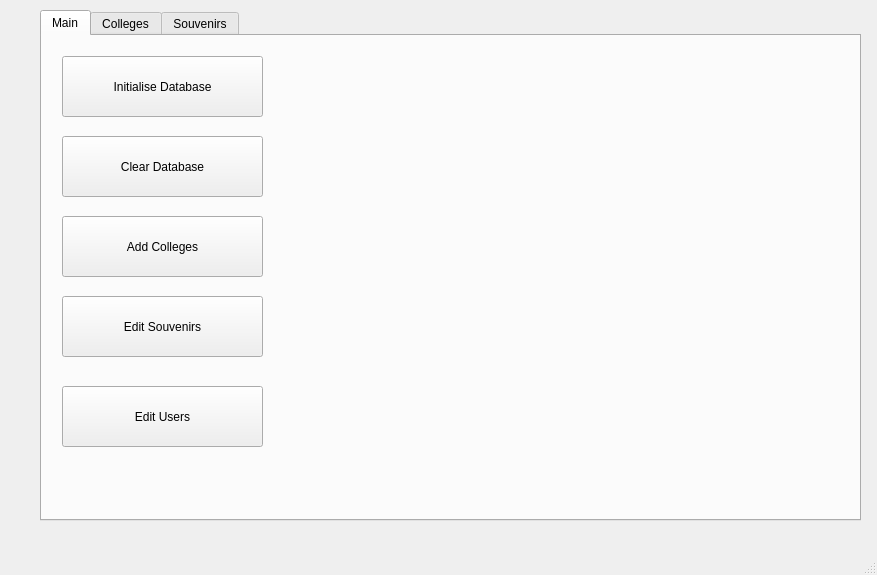
Qt form adminwindow.ui (rizzi-trevor/Proj2TempRepo) before a commit.
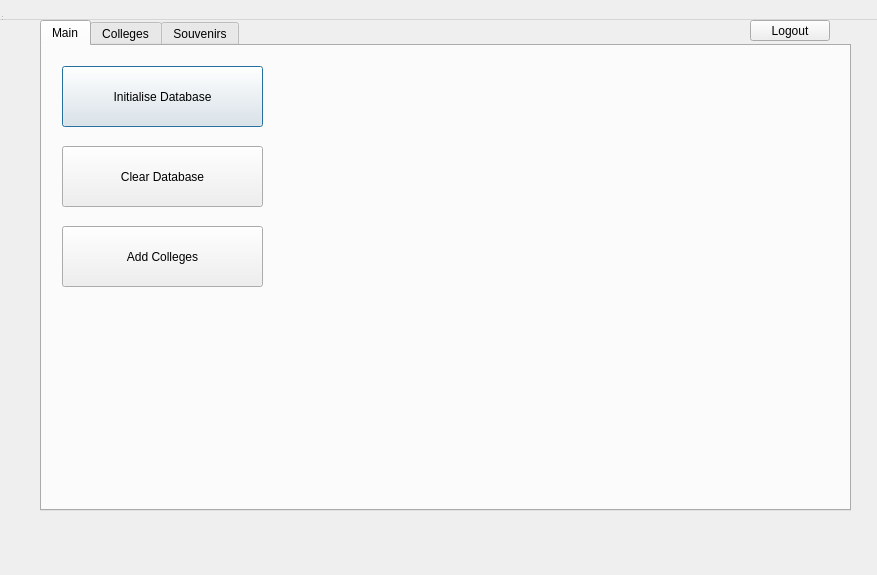
The same form after that commit. The open tabs and pages were chosen to show the change.

Commit message: Added logo logout

Patch:
```diff
--- a/adminwindow.ui
+++ b/adminwindow.ui
@@ -1,7 +1,7 @@
 <?xml version="1.0" encoding="UTF-8"?>
 <ui version="4.0">
  <class>AdminWindow</class>
- <widget class="QMainWindow" name="AdminWindow">
+ <widget class="QDialog" name="AdminWindow">
   <property name="geometry">
    <rect>
     <x>0</x>
@@ -11,20 +11,49 @@
    </rect>
   </property>
   <property name="windowTitle">
-   <string>MainWindow</string>
+   <string>Admin Panel</string>
   </property>
-  <widget class="QWidget" name="centralwidget">
+  <widget class="QWidget" name="centralwidget" native="true">
+   <property name="geometry">
+    <rect>
+     <x>0</x>
+     <y>0</y>
+     <width>901</width>
+     <height>521</height>
+    </rect>
+   </property>
+  </widget>
+  <widget class="QMenuBar" name="menubar">
+   <property name="geometry">
+    <rect>
+     <x>0</x>
+     <y>0</y>
+     <width>877</width>
+     <height>20</height>
+    </rect>
+   </property>
+  </widget>
+  <widget class="QStatusBar" name="statusbar">
+   <property name="geometry">
+    <rect>
+     <x>0</x>
+     <y>0</y>
+     <width>3</width>
+     <height>22</height>
+    </rect>
+   </property>
+  </widget>
    <widget class="QTabWidget" name="tabWidget">
     <property name="geometry">
      <rect>
       <x>40</x>
-      <y>10</y>
-      <width>821</width>
-      <height>511</height>
+     <y>20</y>
+     <width>811</width>
+     <height>491</height>
      </rect>
     </property>
     <property name="currentIndex">
-     <number>0</number>
+    <number>2</number>
     </property>
     <widget class="QWidget" name="Main">
      <attribute name="title">
@@ -43,19 +72,6 @@
        <string>Initialise Database</string>
       </property>
      </widget>
-     <widget class="QPushButton" name="pushButton_4">
-      <property name="geometry">
-       <rect>
-        <x>20</x>
-        <y>350</y>
-        <width>201</width>
-        <height>61</height>
-       </rect>
-      </property>
-      <property name="text">
-       <string>Edit Users</string>
-      </property>
-     </widget>
      <widget class="QPushButton" name="pushButton_2">
       <property name="geometry">
        <rect>
@@ -82,19 +98,6 @@
        <string>Clear Database</string>
       </property>
      </widget>
-     <widget class="QPushButton" name="pushButton_3">
-      <property name="geometry">
-       <rect>
-        <x>20</x>
-        <y>260</y>
-        <width>201</width>
-        <height>61</height>
-       </rect>
-      </property>
-      <property name="text">
-       <string>Edit Souvenirs</string>
-      </property>
-     </widget>
     </widget>
     <widget class="QWidget" name="colleges">
      <attribute name="title">
@@ -105,7 +108,7 @@
        <rect>
         <x>10</x>
         <y>10</y>
-        <width>551</width>
+       <width>591</width>
         <height>381</height>
        </rect>
       </property>
@@ -238,6 +241,9 @@
          <height>20</height>
         </rect>
        </property>
+      <property name="maxLength">
+       <number>30</number>
+      </property>
        <property name="placeholderText">
         <string>souvenir name </string>
        </property>
@@ -271,18 +277,19 @@
      </widget>
     </widget>
    </widget>
-  </widget>
-  <widget class="QMenuBar" name="menubar">
+  <widget class="QPushButton" name="pushButton_5">
    <property name="geometry">
     <rect>
-     <x>0</x>
-     <y>0</y>
-     <width>877</width>
+     <x>750</x>
+     <y>20</y>
+     <width>80</width>
      <height>21</height>
     </rect>
    </property>
+   <property name="text">
+    <string>Logout</string>
+   </property>
   </widget>
-  <widget class="QStatusBar" name="statusbar"/>
  </widget>
  <resources/>
  <connections>
```
Lines whose indentation alone changed are shown as unchanged. The commit also changes 14 other files.
